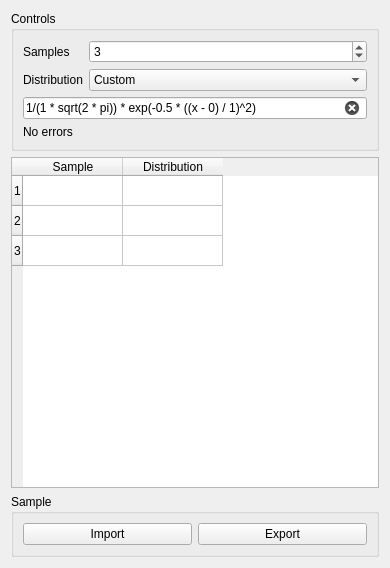
The window that src/app/gui/UI/ControlWidget.ui (alexe-mgn/SampleDistributionTester) describes before a commit, drawn with Qt 5.
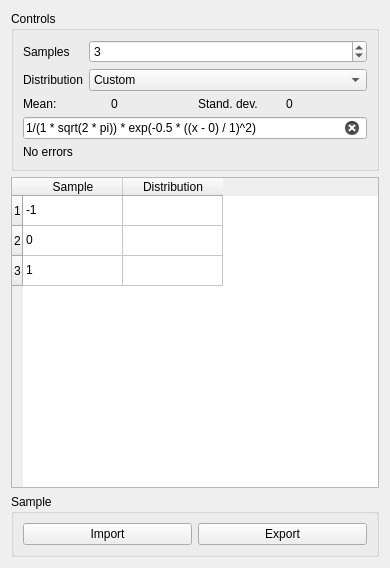
The same window after the commit.

Patch:
```diff
--- a/src/app/gui/UI/ControlWidget.ui
+++ b/src/app/gui/UI/ControlWidget.ui
@@ -65,6 +65,38 @@
         </item>
        </layout>
       </item>
+      <item>
+       <layout class="QHBoxLayout" name="horizontalLayout_2">
+        <item>
+         <widget class="QLabel" name="labelMean">
+          <property name="text">
+           <string>Mean:</string>
+          </property>
+         </widget>
+        </item>
+        <item>
+         <widget class="QLabel" name="valueMean">
+          <property name="text">
+           <string>0</string>
+          </property>
+         </widget>
+        </item>
+        <item>
+         <widget class="QLabel" name="labelStd">
+          <property name="text">
+           <string>Stand. dev.</string>
+          </property>
+         </widget>
+        </item>
+        <item>
+         <widget class="QLabel" name="valueStd">
+          <property name="text">
+           <string>0</string>
+          </property>
+         </widget>
+        </item>
+       </layout>
+      </item>
       <item>
        <widget class="QLineEdit" name="inputCustomDistribution">
         <property name="text">
@@ -109,6 +141,21 @@
        <string>Distribution</string>
       </property>
      </column>
+     <item row="0" column="0">
+      <property name="text">
+       <string>-1</string>
+      </property>
+     </item>
+     <item row="1" column="0">
+      <property name="text">
+       <string>0</string>
+      </property>
+     </item>
+     <item row="2" column="0">
+      <property name="text">
+       <string>1</string>
+      </property>
+     </item>
     </widget>
    </item>
    <item>
```
Left out of the diff: 2 changed lines with no effect on the pictures.
